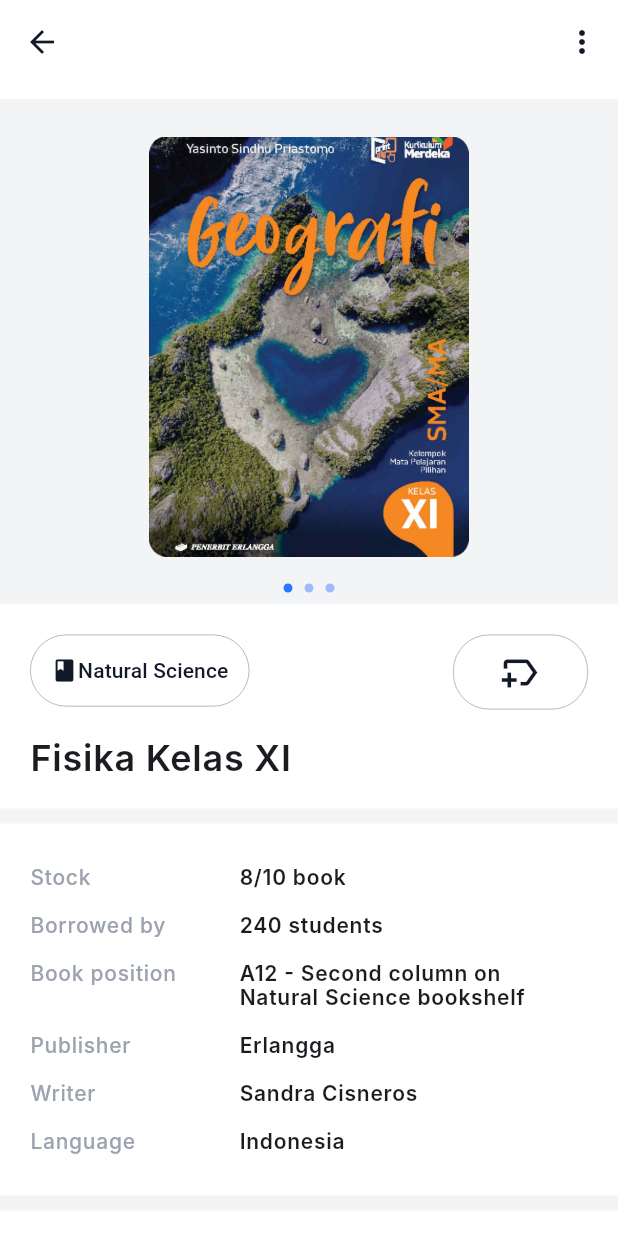
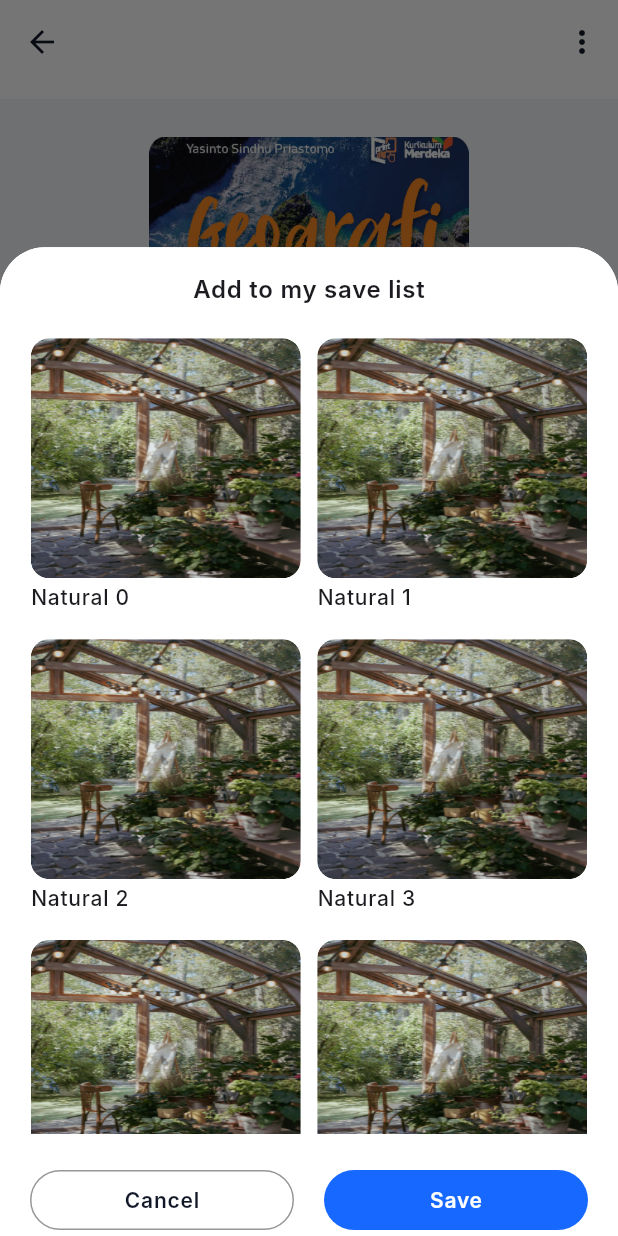
Before and after one commit to ctangerine/eBook-Searching, a Flutter app: the BookDetailScreen screen opened directly, after a tap on the "new label" icon, on a phone screen of 412 x 824 dp. Run offline on Flutter 3.47's test engine with Material 3 defaults, Android fonts, the phone set to English and light mode, and no system bars; drawn by our look-alikes of carousel_slider; our stand-ins replace dartz, dio, equatable, flashy_tab_bar2, flutter_bloc, flutter_image_slideshow and 3 more; accounts and stored records are empty; Roboto replaces fonts that are missing (Inter).

Commit message:
add: Save book to library bottom sheet

```diff
--- a/ebook_searching/lib/presentation/assets_link.dart
+++ b/ebook_searching/lib/presentation/assets_link.dart
@@ -6,3 +6,4 @@ const String bookCover2 = 'assets/images/book_cover_2.png';
 const String bookCover3 = 'assets/images/book_cover_3.png';
 const String avatar = 'assets/images/avatar1.png';
 const String signupSuccess = 'assets/images/signup_success.png';
+const String naturalCover = 'assets/images/natural.png';
--- /dev/null
+++ b/ebook_searching/lib/presentation/common_widgets/library_card.dart
@@ -0,0 +1,56 @@
+import 'package:ebook_searching/presentation/themes/themes.dart';
+import 'package:flutter/material.dart';
+
+class LibraryCard extends StatelessWidget {
+  final String libraryName;
+  final String libraryCover;
+  final bool isSelected;
+  final VoidCallback onTap;
+
+  const LibraryCard({
+    super.key,
+    required this.libraryName,
+    required this.libraryCover,
+    required this.isSelected,
+    required this.onTap,
+  });
+
+  @override
+  Widget build(BuildContext context) {
+    return Column(
+      crossAxisAlignment: CrossAxisAlignment.start,
+      mainAxisSize: MainAxisSize.min,
+      children: [
+        GestureDetector(
+          onTap: onTap,
+          child: SizedBox(
+            width: 180,
+            height: 160,
+            child: ClipRRect(
+              borderRadius: BorderRadius.circular(12),
+              child: Container(
+                decoration: BoxDecoration(
+                  borderRadius: BorderRadius.circular(12),
+                  image: DecorationImage(
+                    image: AssetImage(libraryCover),
+                    fit: BoxFit.fill,
+                    alignment: Alignment.center,
+                  ),
+                  border: Border.all(
+                    color: isSelected ? AppColors.primary : Colors.transparent,
+                    width: 3,
+                  ),
+                ),
+              ),
+            ),
+          ),
+        ),
+        const SizedBox(height: 5),
+        Text(
+          libraryName,
+            style: AppTextStyles.body2Semibold.copyWith(fontWeight: FontWeight.w500),
+        ),
+      ],
+    );
+  }
+}
--- a/ebook_searching/lib/presentation/screens/book_detail_screen.dart
+++ b/ebook_searching/lib/presentation/screens/book_detail_screen.dart
@@ -1,6 +1,7 @@
 import 'package:ebook_searching/presentation/assets_link.dart';
 import 'package:ebook_searching/presentation/common_widgets/review_card.dart';
 import 'package:ebook_searching/presentation/screens/reviews_screen.dart';
+import 'package:ebook_searching/presentation/screens/save_to_library_screen.dart';
 import 'package:ebook_searching/presentation/themes/themes.dart';
 import 'package:flutter/material.dart';
 import 'package:carousel_slider/carousel_slider.dart';
@@ -30,7 +31,7 @@ class BookDetailScreen extends StatelessWidget {
               child: Column(
                 children: [
                   const BookCoverShowcase(),
-                  _buildNameTag(),
+                  _buildNameTag(context),
                   Container(height: 10, width: double.infinity, color: AppColors.themeSecondary,),
                   _buildBookInfo(),
                   Container(height: 10, width: double.infinity, color: AppColors.themeSecondary,),
@@ -47,7 +48,7 @@ class BookDetailScreen extends StatelessWidget {
     );
   }
 
-  Widget _buildNameTag() {
+  Widget _buildNameTag(BuildContext context) {
     return Container(
       padding: const EdgeInsets.fromLTRB(20, 20, 20, 20),
       color: AppColors.maintheme,
@@ -77,7 +78,9 @@ class BookDetailScreen extends StatelessWidget {
             ],
           ),
           IconButton(
-            onPressed: () => {},
+            onPressed: () {
+              saveToLibrarySheet(context);
+            },
             icon: const Icon(Icons.new_label_outlined, size: 30,),
             style: lightTheme.textButtonTheme.style?.copyWith(
               shape: WidgetStateProperty.all(RoundedRectangleBorder(borderRadius: BorderRadius.circular(24))),
@@ -87,6 +90,31 @@ class BookDetailScreen extends StatelessWidget {
           )
         ],
       ),
+    );
+  }
+
+  Future<dynamic> saveToLibrarySheet(BuildContext context) {
+    return showModalBottomSheet(
+      context: context,
+      isScrollControlled: true,
+      shape: const RoundedRectangleBorder(
+        borderRadius: BorderRadius.only(
+          topLeft: Radius.circular(30),
+          topRight: Radius.circular(30),
+        )
+      ),
+      constraints: BoxConstraints(
+        maxHeight: MediaQuery.of(context).size.height * 0.8,
+      ),
+      builder: (context) {
+        return ClipRRect(
+          borderRadius: const BorderRadius.only(
+            topLeft: Radius.circular(30),
+            topRight: Radius.circular(30),
+          ),
+          child: SaveToLibraryScreen(), // Your ReviewPage widget here
+        );
+      },
     );
   }
 
--- a/ebook_searching/lib/presentation/screens/current_coding_screens.dart
+++ b/ebook_searching/lib/presentation/screens/current_coding_screens.dart
@@ -3,6 +3,7 @@
 import 'package:ebook_searching/presentation/screens/book_detail_screen.dart';
 import 'package:ebook_searching/presentation/screens/reviews_screen.dart';
 import 'package:ebook_searching/presentation/screens/home_screen.dart';
+import 'package:ebook_searching/presentation/screens/save_to_library_screen.dart';
 import 'package:ebook_searching/presentation/screens/setup_account_screen.dart';
 import 'package:ebook_searching/presentation/screens/signin_screen.dart';
 import 'package:ebook_searching/presentation/screens/signup_screen.dart';
@@ -112,6 +113,16 @@ class CurrentCodingScreens extends StatelessWidget {
               },
               child: const Text('SetupAccountScreen'),
             ),
+            ElevatedButton(
+              onPressed: () {
+                Navigator.push(
+                  context,
+                  MaterialPageRoute(
+                    builder: (context) => SaveToLibraryScreen(),
+                  ),
+                );
+              }, child: const Text('SaveToLibraryScreen',)
+            ),
           ],
         ),
       ),
--- a/ebook_searching/lib/presentation/screens/save_to_library_screen.dart
+++ b/ebook_searching/lib/presentation/screens/save_to_library_screen.dart
@@ -0,0 +1,80 @@
+import 'package:ebook_searching/presentation/assets_link.dart';
+import 'package:ebook_searching/presentation/common_widgets/library_card.dart';
+import 'package:ebook_searching/presentation/themes/themes.dart';
+import 'package:flutter/material.dart';
+
+class SaveToLibraryScreen extends StatelessWidget {
+  final ValueNotifier<int?> _selectedCardIndex = ValueNotifier<int?>(null);
+
+  @override
+  Widget build(BuildContext context) {
+    double width = MediaQuery.of(context).size.width;
+    int crossAxisCount = width ~/ 200;
+    return Scaffold(
+      appBar: AppBar(
+        title: const Text('Add to my save list', style: AppTextStyles.title1Semibold),
+        centerTitle: true,
+        automaticallyImplyLeading: false,
+      ),
+      body: Container(
+        padding: const EdgeInsets.fromLTRB(20, 0, 20, 0),
+        child: Column(
+          mainAxisAlignment: MainAxisAlignment.center,
+          mainAxisSize: MainAxisSize.min,
+          children: [
+            Expanded(
+              child: ValueListenableBuilder<int?>(
+                valueListenable: _selectedCardIndex,
+                builder: (context, selectedIndex, child) {
+                  return GridView.builder(
+                    gridDelegate: SliverGridDelegateWithFixedCrossAxisCount(
+                      crossAxisCount: crossAxisCount,
+                      crossAxisSpacing: 10,
+                      mainAxisSpacing: 10,
+                      childAspectRatio: 0.95,
+                    ),
+                    itemCount: 10,
+                    itemBuilder: (context, index) {
+                      return Container(
+                        padding: const EdgeInsets.all(0),
+                        alignment: Alignment.center,
+                        child: LibraryCard(
+                          libraryName: 'Natural $index',
+                          libraryCover: naturalCover,
+                          isSelected: selectedIndex == index,
+                          onTap: () {
+                            _selectedCardIndex.value = index;
+                          },
+                        ),
+                      );
+                    },
+                  );
+                },
+              ),
+            ),
+            const SizedBox(height: 20),
+            Row(
+              children: [
+                Expanded(
+                  child: OutlinedButton(
+                    onPressed: () => Navigator.pop(context),
+                    child: const Text('Cancel', style: AppTextStyles.body2Semibold),
+                  ),
+                ),
+                const SizedBox(width: 20),
+                Expanded(
+                  child: FilledButton(
+                    onPressed: () {
+                      // Handle save action
+                    },
+                    child: const Text('Save'),
+                  ),
+                ),
+              ],
+            ),
+          ],
+        ),
+      ),
+    );
+  }
+}
--- a/ebook_searching/lib/presentation/screens/setup_account_screen.dart
+++ b/ebook_searching/lib/presentation/screens/setup_account_screen.dart
@@ -4,7 +4,7 @@ import 'package:ebook_searching/presentation/blocs/bloc_auth/auth_event.dart';
 import 'package:ebook_searching/presentation/blocs/bloc_auth/auth_state.dart';
 import 'package:ebook_searching/presentation/reuse_component/booktud_icon.dart';
 import 'package:ebook_searching/presentation/screens/home_screen.dart';
-import 'package:ebook_searching/presentation/screens/signup_successful_scree.dart';
+import 'package:ebook_searching/presentation/screens/signup_successful_screen.dart';
 import 'package:ebook_searching/presentation/themes/themes.dart';
 import 'package:flutter/material.dart';
 import 'package:flutter_bloc/flutter_bloc.dart';
--- a/ebook_searching/lib/presentation/themes/themes.dart
+++ b/ebook_searching/lib/presentation/themes/themes.dart
@@ -196,6 +196,7 @@ final ThemeData lightTheme = ThemeData(
   appBarTheme: const AppBarTheme(
     backgroundColor: AppColors.maintheme,
     elevation: 0,
+    scrolledUnderElevation: 0,
     iconTheme: IconThemeData(
       color: AppColors.textPrimary
     ),
```
Also changed, not shown: ebook_searching/assets/images/natural.png (added), ebook_searching/lib/presentation/screens/signup_successful_screen.dart (renamed from ebook_searching/lib/presentation/screens/signup_successful_scree.dart).
